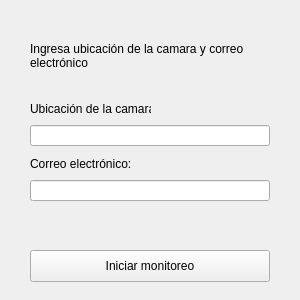
Above: Client_Side/UI/settings_window.ui from spardoc/Deteccion_De_Armas before the change. Below: the same form after it.
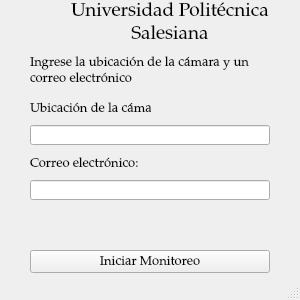
That is the form after the change. Icons and pictures are not drawn.

Commit message: settings window

What changed in the file:
```diff
--- a/Client_Side/UI/settings_window.ui
+++ b/Client_Side/UI/settings_window.ui
@@ -18,51 +18,64 @@
   </property>
   <property name="maximumSize">
    <size>
-    <width>300</width>
-    <height>300</height>
+    <width>400</width>
+    <height>400</height>
    </size>
   </property>
   <property name="windowTitle">
-   <string>Deteccion de armas</string>
+   <string>Deteccion de arma</string>
+  </property>
+  <property name="styleSheet">
+   <string notr="true">QLabel {
+    background-image: url(:/images/UPS_logo.jpeg);
+    background-repeat: no-repeat;
+    background-position: center;
+}
+</string>
   </property>
   <widget class="QWidget" name="centralwidget">
-   <widget class="QLabel" name="label_2">
+   <widget class="QLabel" name="label">
     <property name="geometry">
      <rect>
       <x>30</x>
-      <y>20</y>
+      <y>50</y>
       <width>241</width>
-      <height>71</height>
+      <height>41</height>
      </rect>
     </property>
+    <property name="font">
+     <font>
+      <family>Palatino Linotype</family>
+      <pointsize>10</pointsize>
+     </font>
+    </property>
     <property name="text">
-     <string>Ingresa ubicación de la camara y correo electrónico</string>
+     <string>Ingrese la ubicación de la cámara y un correo electrónico</string>
+    </property>
+    <property name="alignment">
+     <set>Qt::AlignLeading|Qt::AlignLeft|Qt::AlignVCenter</set>
     </property>
     <property name="wordWrap">
      <bool>true</bool>
     </property>
    </widget>
-   <widget class="QLineEdit" name="location_input">
+   <widget class="QLabel" name="label_2">
     <property name="geometry">
      <rect>
       <x>30</x>
-      <y>125</y>
-      <width>240</width>
-      <height>21</height>
+      <y>101</y>
+      <width>121</width>
+      <height>16</height>
      </rect>
     </property>
-   </widget>
-   <widget class="QPushButton" name="pushButton">
-    <property name="geometry">
-     <rect>
-      <x>30</x>
-      <y>250</y>
-      <width>240</width>
-      <height>32</height>
-     </rect>
+    <property name="font">
+     <font>
+      <family>Palatino Linotype</family>
+      <pointsize>10</pointsize>
+     </font>
     </property>
     <property name="text">
-     <string>Iniciar monitoreo</string>
+     <string>Ubicación de la cámara:</string>
     </property>
    </widget>
    <widget class="QLabel" name="label_3">
@@ -70,25 +83,47 @@
      <rect>
       <x>30</x>
       <y>156</y>
-      <width>211</width>
+      <width>121</width>
       <height>16</height>
      </rect>
     </property>
+    <property name="font">
+     <font>
+      <family>Palatino Linotype</family>
+      <pointsize>10</pointsize>
+     </font>
+    </property>
     <property name="text">
      <string>Correo electrónico:</string>
     </property>
    </widget>
-   <widget class="QLabel" name="label">
+   <widget class="QPushButton" name="pushButton">
     <property name="geometry">
      <rect>
       <x>30</x>
-      <y>101</y>
-      <width>121</width>
-      <height>16</height>
+      <y>250</y>
+      <width>240</width>
+      <height>23</height>
      </rect>
     </property>
+    <property name="font">
+     <font>
+      <family>Palatino Linotype</family>
+      <pointsize>10</pointsize>
+     </font>
+    </property>
     <property name="text">
-     <string>Ubicación de la camara:</string>
+     <string>Iniciar Monitoreo</string>
+    </property>
+   </widget>
+   <widget class="QLineEdit" name="location_input">
+    <property name="geometry">
+     <rect>
+      <x>30</x>
+      <y>125</y>
+      <width>240</width>
+      <height>20</height>
+     </rect>
     </property>
    </widget>
    <widget class="QLineEdit" name="sendTo_input">
@@ -97,11 +132,78 @@
       <x>30</x>
       <y>180</y>
       <width>240</width>
-      <height>21</height>
+      <height>20</height>
      </rect>
     </property>
    </widget>
+   <widget class="QLabel" name="label_4">
+    <property name="geometry">
+     <rect>
+      <x>50</x>
+      <y>0</y>
+      <width>240</width>
+      <height>51</height>
+     </rect>
+    </property>
+    <property name="font">
+     <font>
+      <family>Palatino Linotype</family>
+      <pointsize>14</pointsize>
+     </font>
+    </property>
+    <property name="text">
+     <string>Universidad Politécnica Salesiana</string>
+    </property>
+    <property name="textFormat">
+     <enum>Qt::RichText</enum>
+    </property>
+    <property name="alignment">
+     <set>Qt::AlignCenter</set>
+    </property>
+    <property name="wordWrap">
+     <bool>true</bool>
+    </property>
+   </widget>
+   <widget class="QLabel" name="label_5">
+    <property name="geometry">
+     <rect>
+      <x>10</x>
+      <y>10</y>
+      <width>41</width>
+      <height>31</height>
+     </rect>
+    </property>
+    <property name="text">
+     <string/>
+    </property>
+    <property name="pixmap">
+     <pixmap>UPS_logo.jpeg</pixmap>
+    </property>
+    <property name="scaledContents">
+     <bool>true</bool>
+    </property>
+   </widget>
+   <widget class="QLabel" name="img_label">
+    <property name="geometry">
+     <rect>
+      <x>120</x>
+      <y>200</y>
+      <width>51</width>
+      <height>41</height>
+     </rect>
+    </property>
+    <property name="text">
+     <string/>
+    </property>
+    <property name="pixmap">
+     <pixmap>C:/Users/danie/OneDrive/Pictures/farmacia/Logo.webp</pixmap>
+    </property>
+    <property name="scaledContents">
+     <bool>true</bool>
+    </property>
+   </widget>
   </widget>
+  <widget class="QStatusBar" name="statusbar"/>
  </widget>
  <resources/>
  <connections/>
```
Left out of the diff: 6 changed lines with no effect on the pictures.
